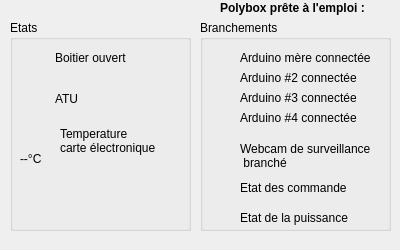
polybox3d/polybox, file src/GlobalChecker.ui: the form before one commit.
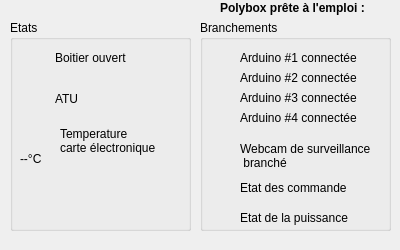
The form after the commit. Icons and pictures are not drawn. Custom widgets are drawn as their Qt base class.

What changed in the file:
```diff
--- a/src/GlobalChecker.ui
+++ b/src/GlobalChecker.ui
@@ -25,19 +25,6 @@
    <property name="title">
     <string>Branchements</string>
    </property>
-   <widget class="QLabel" name="label_7">
-    <property name="geometry">
-     <rect>
-      <x>40</x>
-      <y>30</y>
-      <width>141</width>
-      <height>16</height>
-     </rect>
-    </property>
-    <property name="text">
-     <string>Arduino mère connectée</string>
-    </property>
-   </widget>
    <widget class="Led" name="arduino2Led">
     <property name="geometry">
      <rect>
@@ -61,13 +48,13 @@
     <property name="geometry">
      <rect>
       <x>40</x>
-      <y>70</y>
+      <y>50</y>
       <width>171</width>
       <height>16</height>
      </rect>
     </property>
     <property name="text">
-     <string>Arduino #3 connectée</string>
+     <string>Arduino #2 connectée</string>
     </property>
    </widget>
    <widget class="Led" name="arduino1Led">
@@ -93,13 +80,13 @@
     <property name="geometry">
      <rect>
       <x>40</x>
-      <y>50</y>
+      <y>30</y>
       <width>171</width>
       <height>16</height>
      </rect>
     </property>
     <property name="text">
-     <string>Arduino #2 connectée</string>
+     <string>Arduino #1 connectée</string>
     </property>
    </widget>
    <widget class="Led" name="webcamPluggedLed">
@@ -225,13 +212,13 @@
     <property name="geometry">
      <rect>
       <x>40</x>
-      <y>90</y>
+      <y>70</y>
       <width>171</width>
       <height>16</height>
      </rect>
     </property>
     <property name="text">
-     <string>Arduino #4 connectée</string>
+     <string>Arduino #3 connectée</string>
     </property>
    </widget>
    <widget class="Led" name="arduino4Led">
@@ -253,6 +240,19 @@
      <bool>true</bool>
     </property>
    </widget>
+   <widget class="QLabel" name="label_13">
+    <property name="geometry">
+     <rect>
+      <x>40</x>
+      <y>90</y>
+      <width>171</width>
+      <height>16</height>
+     </rect>
+    </property>
+    <property name="text">
+     <string>Arduino #4 connectée</string>
+    </property>
+   </widget>
   </widget>
   <widget class="QGroupBox" name="groupBox_2">
    <property name="geometry">
```
